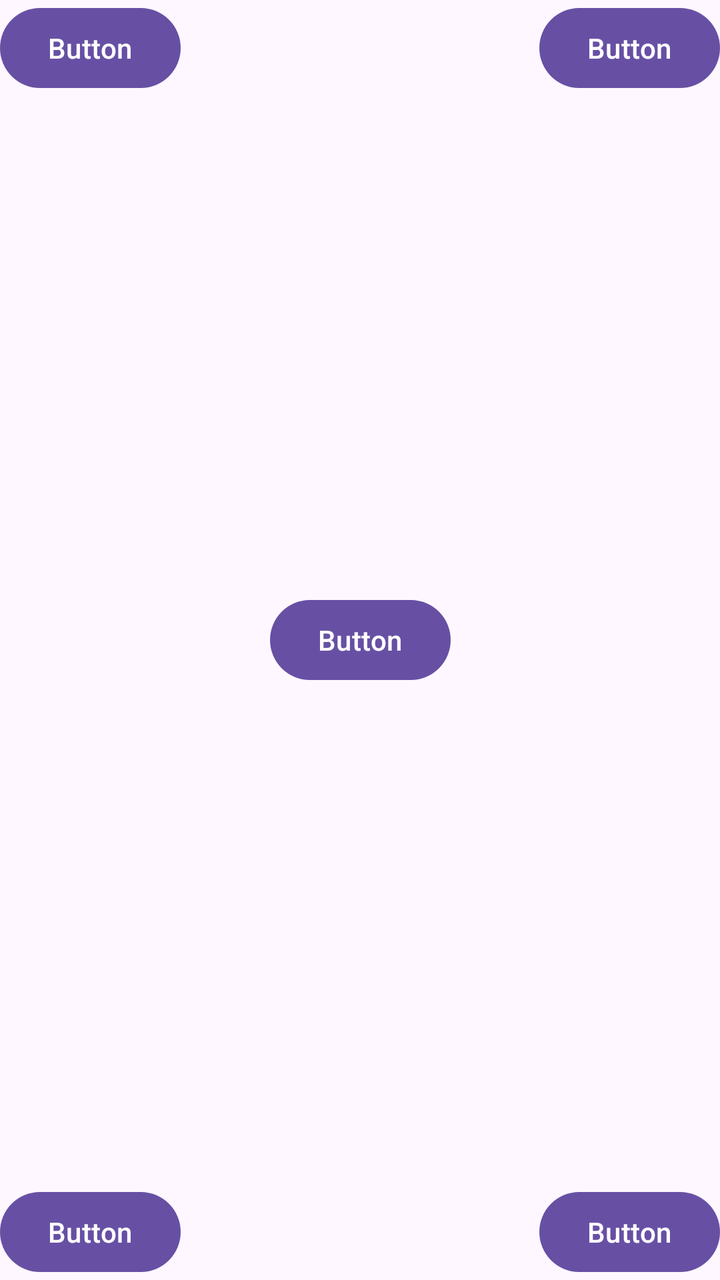
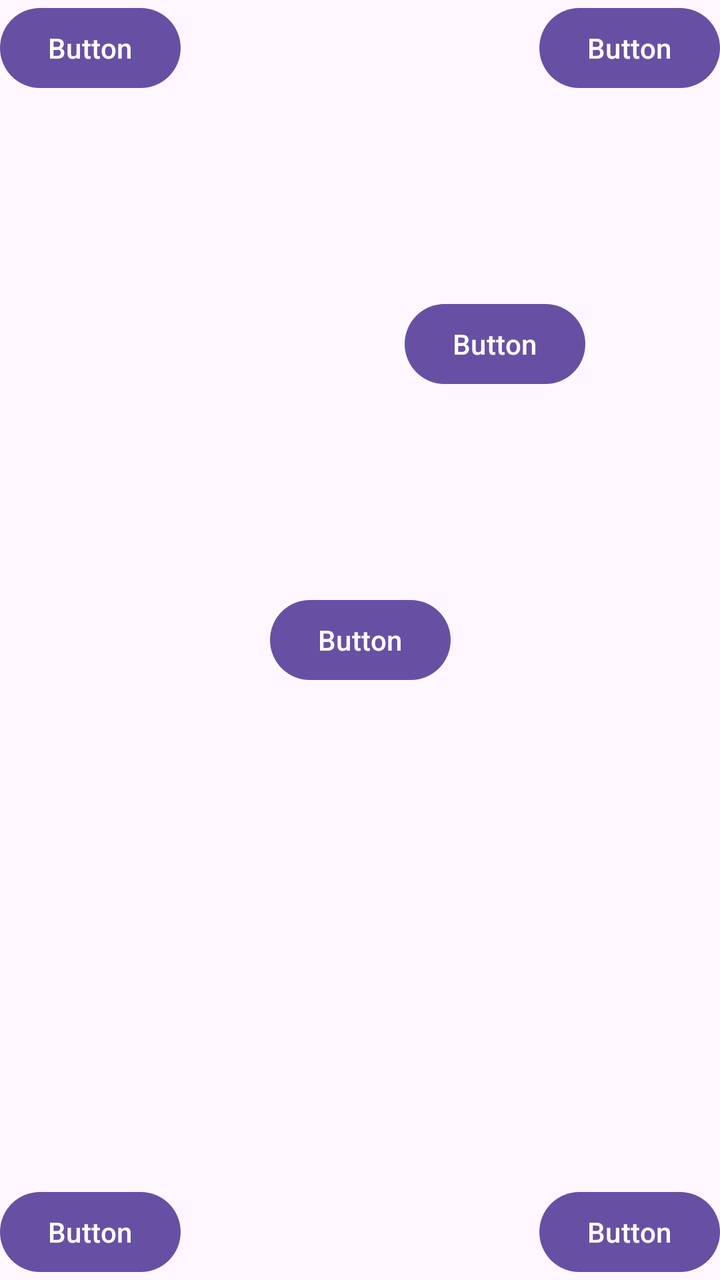

Before-and-after screenshots of an Android layout around one commit, followed by the original layout XML and the change that was made.
<!-- AndroidManifest.xml: application theme Theme.SzescPrzyciskow -->
<!-- res/layout/activity_main.xml -->
<?xml version="1.0" encoding="utf-8"?>
<androidx.constraintlayout.widget.ConstraintLayout xmlns:android="http://schemas.android.com/apk/res/android"
    xmlns:app="http://schemas.android.com/apk/res-auto"
    xmlns:tools="http://schemas.android.com/tools"
    android:id="@+id/main"
    android:layout_width="match_parent"
    android:layout_height="match_parent"
    tools:context=".MainActivity">

    <Button
        android:id="@+id/button"
        android:layout_width="wrap_content"
        android:layout_height="wrap_content"
        android:text="Button"
        app:layout_constraintStart_toStartOf="parent"
        app:layout_constraintTop_toTopOf="parent" />

    <Button
        android:id="@+id/button2"
        android:layout_width="wrap_content"
        android:layout_height="wrap_content"
        android:text="Button"
        app:layout_constraintEnd_toEndOf="parent"
        app:layout_constraintTop_toTopOf="parent" />

    <Button
        android:id="@+id/button3"
        android:layout_width="wrap_content"
        android:layout_height="wrap_content"
        android:text="Button"
        app:layout_constraintBottom_toBottomOf="parent"
        app:layout_constraintStart_toStartOf="parent" />

    <Button
        android:id="@+id/button4"
        android:layout_width="wrap_content"
        android:layout_height="wrap_content"
        android:text="Button"
        app:layout_constraintBottom_toBottomOf="parent"
        app:layout_constraintEnd_toEndOf="parent" />

    <Button
        android:id="@+id/button5"
        android:layout_width="wrap_content"
        android:layout_height="wrap_content"
        android:text="Button"
        app:layout_constraintBottom_toBottomOf="parent"
        app:layout_constraintEnd_toEndOf="parent"
        app:layout_constraintStart_toStartOf="parent"
        app:layout_constraintTop_toTopOf="parent" />
</androidx.constraintlayout.widget.ConstraintLayout>
<!-- resources referenced by this layout -->
<resources>
  <style name="Theme.SzescPrzyciskow" parent="Base.Theme.SzescPrzyciskow" />
  <style name="Base.Theme.SzescPrzyciskow" parent="Theme.Material3.DayNight.NoActionBar">
          
          
      </style>
</resources>

<!-- the commit's change to res/layout/activity_main.xml (unified diff, before → after) -->
@@ -48,4 +48,16 @@
         app:layout_constraintEnd_toEndOf="parent"
         app:layout_constraintStart_toStartOf="parent"
         app:layout_constraintTop_toTopOf="parent" />
+
+    <Button
+        android:id="@+id/button6"
+        android:layout_width="wrap_content"
+        android:layout_height="wrap_content"
+        android:text="Button"
+        app:layout_constraintBottom_toBottomOf="parent"
+        app:layout_constraintEnd_toEndOf="parent"
+        app:layout_constraintHorizontal_bias="0.75"
+        app:layout_constraintStart_toStartOf="parent"
+        app:layout_constraintTop_toTopOf="parent"
+        app:layout_constraintVertical_bias="0.25" />
 </androidx.constraintlayout.widget.ConstraintLayout>
